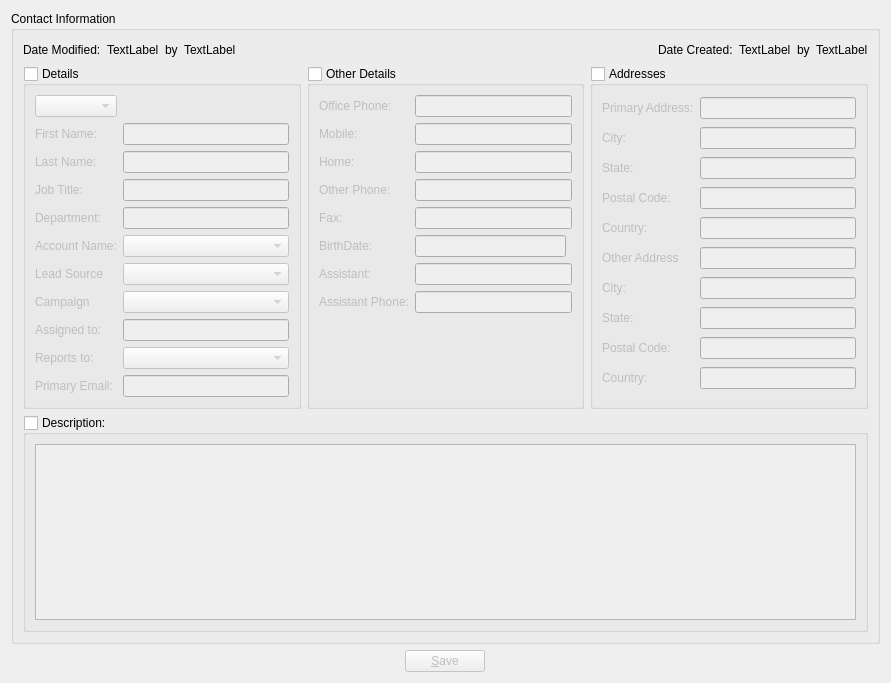
Above: client/src/contactdetails.ui from KDAB/FatCRM before the change. Below: the same form after it.
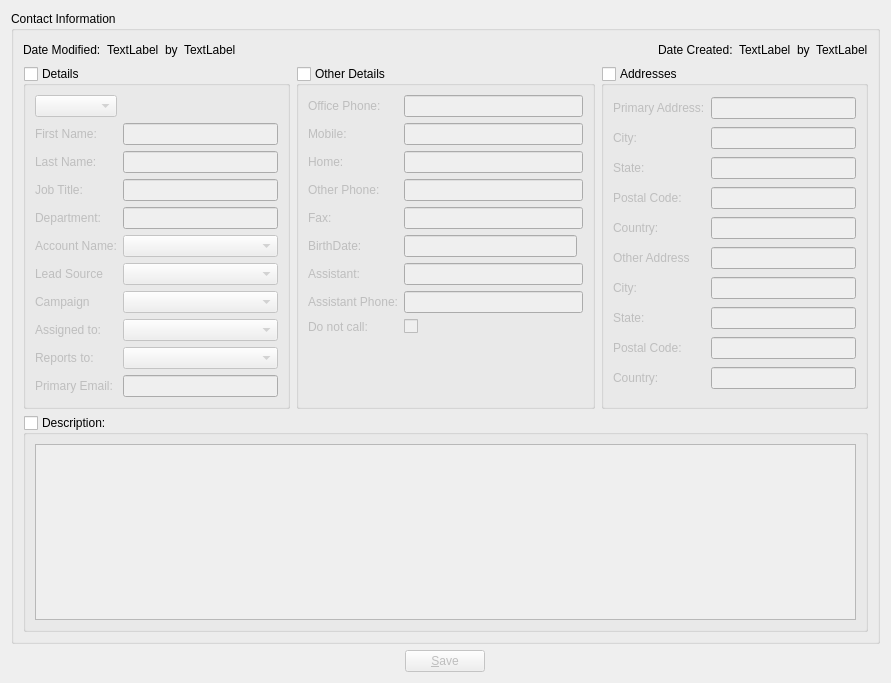
That is the form after the change.

What changed in the file:
```diff
--- a/client/src/contactdetails.ui
+++ b/client/src/contactdetails.ui
@@ -175,9 +175,6 @@
              </property>
             </widget>
            </item>
-           <item row="9" column="2">
-            <widget class="QLineEdit" name="assignedTo"/>
-           </item>
            <item row="10" column="0">
             <widget class="QLabel" name="label_28">
              <property name="text">
@@ -330,6 +327,9 @@
            <item row="10" column="2">
             <widget class="QComboBox" name="reportsTo"/>
            </item>
+           <item row="9" column="2">
+            <widget class="QComboBox" name="assignedTo"/>
+           </item>
           </layout>
          </widget>
         </item>
@@ -436,19 +436,33 @@
            <item row="7" column="1">
             <widget class="QLineEdit" name="assistantPhone"/>
            </item>
-           <item row="8" column="1">
+           <item row="9" column="1">
             <spacer name="verticalSpacer">
              <property name="orientation">
               <enum>Qt::Vertical</enum>
              </property>
              <property name="sizeHint" stdset="0">
               <size>
-               <width>20</width>
-               <height>75</height>
+               <width>179</width>
+               <height>48</height>
               </size>
              </property>
             </spacer>
            </item>
+           <item row="8" column="1">
+            <widget class="QCheckBox" name="doNotCall">
+             <property name="text">
+              <string/>
+             </property>
+            </widget>
+           </item>
+           <item row="8" column="0">
+            <widget class="QLabel" name="label_30">
+             <property name="text">
+              <string>Do not call:</string>
+             </property>
+            </widget>
+           </item>
           </layout>
          </widget>
         </item>
```
